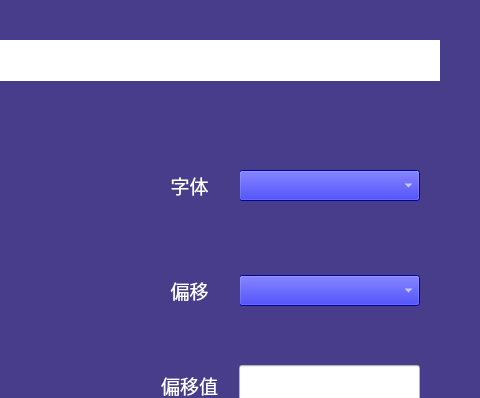
Qt form HighResolutionPrinter/timecustom.ui (dxphmj/TwoCharPrinter) before a commit; both pictures show x 581 to 1061 and y 0 to 398 of the 1061 by 761 pixel window.
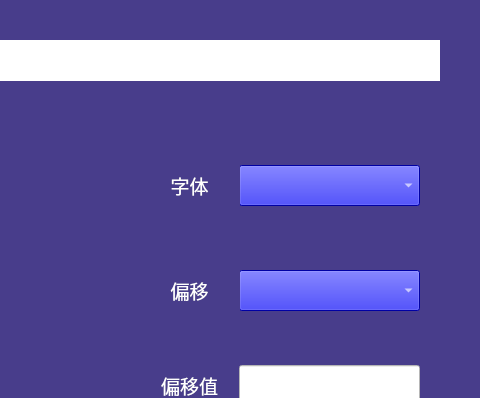
The same form after that commit.

Diff of the .ui file:
```diff
--- a/HighResolutionPrinter/timecustom.ui
+++ b/HighResolutionPrinter/timecustom.ui
@@ -96,9 +96,9 @@
    <property name="geometry">
     <rect>
      <x>820</x>
-     <y>170</y>
+     <y>165</y>
      <width>181</width>
-     <height>31</height>
+     <height>41</height>
     </rect>
    </property>
    <property name="styleSheet">
@@ -138,9 +138,9 @@
    <property name="geometry">
     <rect>
      <x>820</x>
-     <y>275</y>
+     <y>270</y>
      <width>181</width>
-     <height>31</height>
+     <height>41</height>
     </rect>
    </property>
    <property name="styleSheet">
```
Left out of the diff: 12 changed lines with no effect on the pictures.
